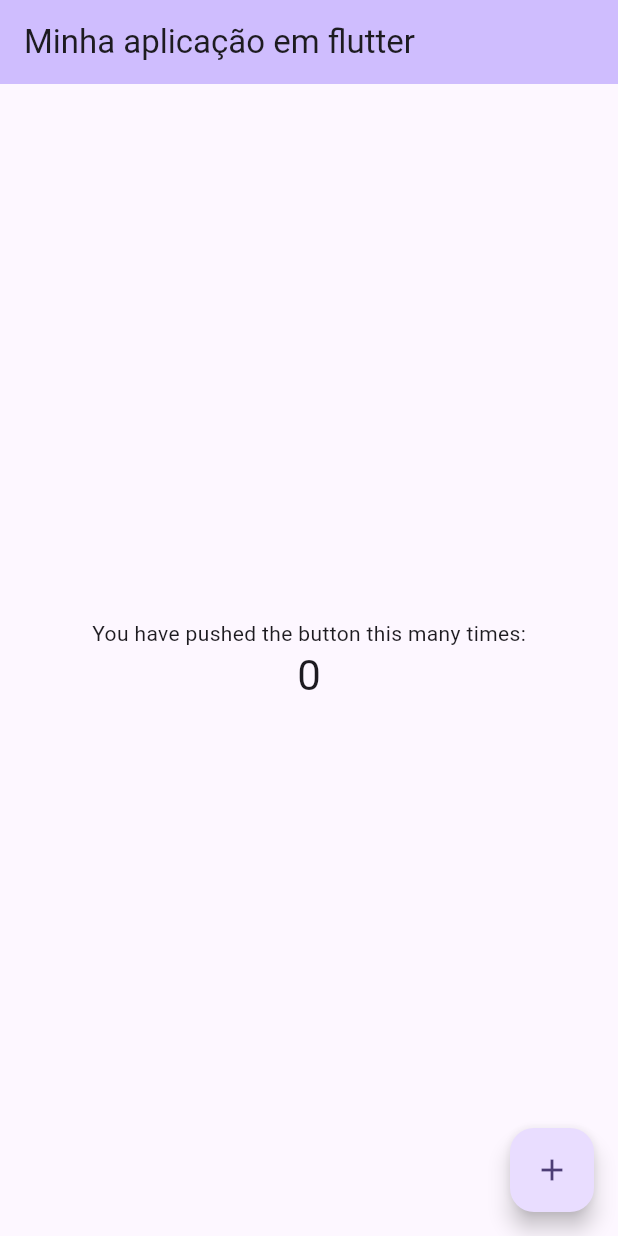
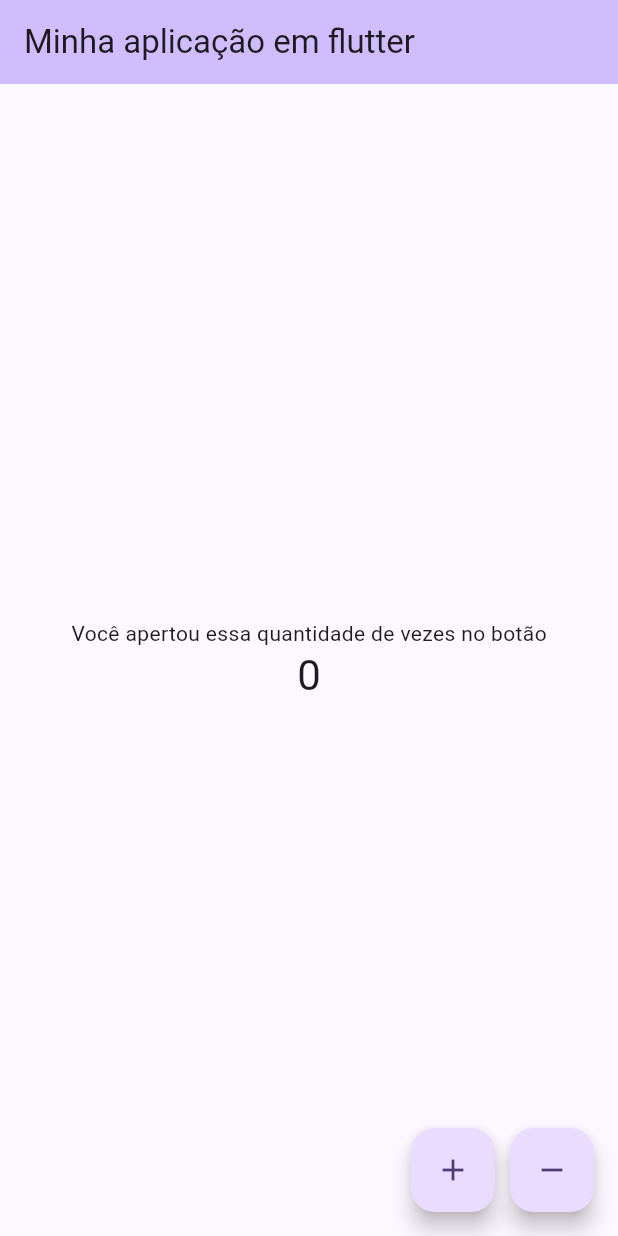
Before and after one commit to ezequielsantos1/my_first_app, a Flutter app: the screen it shows after launch, on a phone screen of 412 x 824 dp. Run offline on Flutter 3.47's test engine with Material 3 defaults, Android fonts, the phone set to English and light mode, and no system bars.

Commit message:
feat(lib): adicionar novo metodo de butão

```diff
--- a/lib/main.dart
+++ b/lib/main.dart
@@ -34,12 +34,13 @@ class _MyHomePageState extends State<MyHomePage> {
 
   void _incrementCounter() {
     setState(() {
-      // This call to setState tells the Flutter framework that something has
-      // changed in this State, which causes it to rerun the build method below
-      // so that the display can reflect the updated values. If we changed
-      // _counter without calling setState(), then the build method would not be
-      // called again, and so nothing would appear to happen.
       _counter++;
+    });
+  }
+
+   void _decrementCounter() {
+    setState(() {
+      _counter--;
     });
   }
 
@@ -80,7 +81,7 @@ class _MyHomePageState extends State<MyHomePage> {
           // wireframe for each widget.
           mainAxisAlignment: .center,
           children: [
-            const Text('You have pushed the button this many times:'),
+            const Text('Você apertou essa quantidade de vezes no botão'),
             Text(
               '$_counter',
               style: Theme.of(context).textTheme.headlineMedium,
@@ -88,10 +89,21 @@ class _MyHomePageState extends State<MyHomePage> {
           ],
         ),
       ),
-      floatingActionButton: FloatingActionButton(
-        onPressed: _incrementCounter,
-        tooltip: 'Increment',
-        child: const Icon(Icons.add),
+      floatingActionButton: Row(
+        mainAxisAlignment: MainAxisAlignment.end,
+        children: [
+          FloatingActionButton(
+            onPressed: _incrementCounter,
+            tooltip: 'incremento',
+            child: const Icon(Icons.add),),
+
+          const SizedBox(width: 10),
+
+            FloatingActionButton(
+              onPressed: _decrementCounter,
+              tooltip: 'decremento',
+              child: const Icon(Icons.remove),)
+        ],
       ),
     );
   }
```
